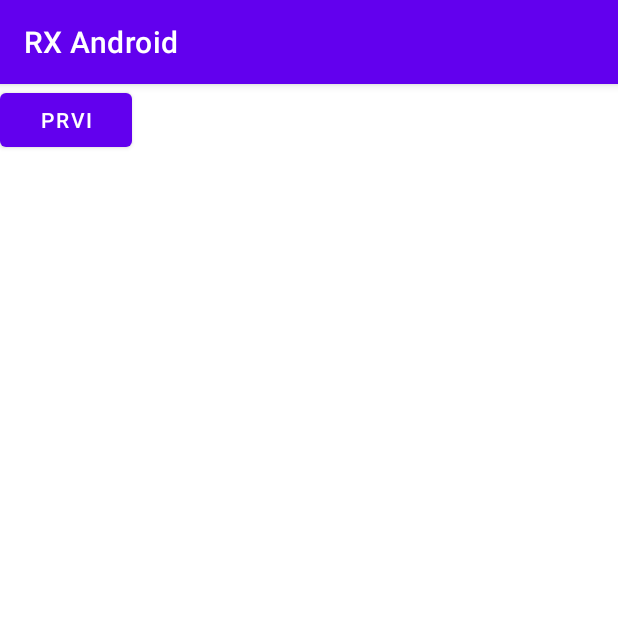
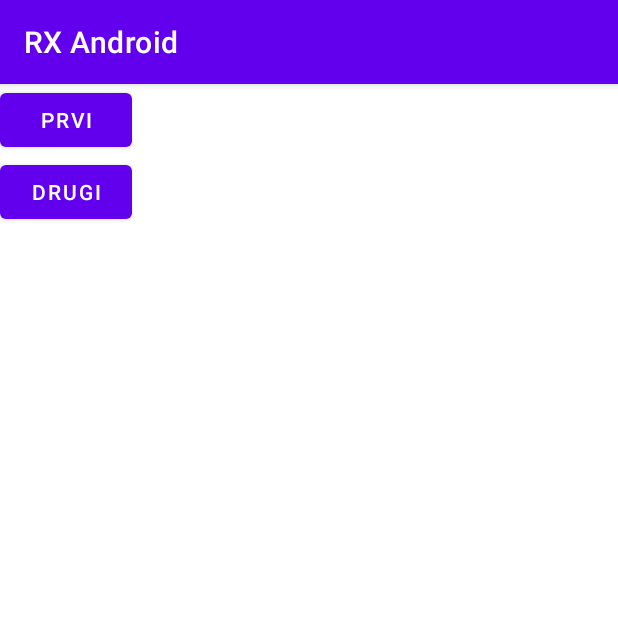
Before and after one commit to githubzaalgebru/RXAndroid, an Android app: the screen it shows after launch (MainActivity), on a phone screen of 412 x 824 dp, the top half of it. Run offline under Robolectric (Android 15) with nearby library versions, the phone set to English and light mode, and no system bars; our stand-ins replace RxJava; 2 statements that could not run were skipped.

Commit message:
Finalna verzija

```diff
--- a/app/src/main/java/com/algebra/rxandroid/DialogExample.kt
+++ b/app/src/main/java/com/algebra/rxandroid/DialogExample.kt
@@ -19,7 +19,7 @@ class DialogExample : DialogFragment( ) {
     private var result: String = ""
 
     override fun onCreate(savedInstanceState: Bundle?) {
-        super.onCreate(savedInstanceState)
+        super.onCreate( savedInstanceState )
 
         val anyObservable = getAnyObservable( )
         disposable = anyObservable
--- a/app/src/main/res/layout/activity_main.xml
+++ b/app/src/main/res/layout/activity_main.xml
@@ -10,4 +10,10 @@
         android:layout_width="wrap_content"
         android:layout_height="wrap_content" />
 
+    <Button
+        android:id="@+id/bDrugi"
+        android:text="Drugi"
+        android:layout_width="wrap_content"
+        android:layout_height="wrap_content" />
+
 </LinearLayout>
```
Also changed, not shown: app/src/main/java/com/algebra/rxandroid/MainActivity.kt (+10 -0 lines).
